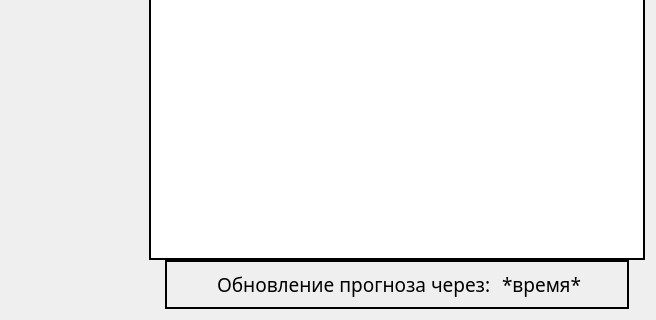
Old version of the form RoleMenu/UI/AnalystMenu.ui in the repository G3RKA/EFS-Energy-Forecasting-System; both pictures show x 346 to 1002 and y 330 to 650 of the 1002 by 650 pixel window.
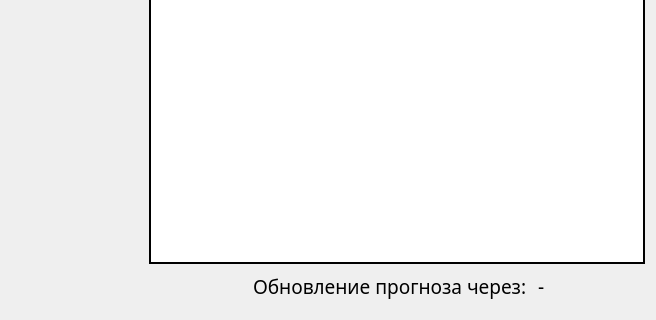
New version of the form.

```diff
--- a/RoleMenu/UI/AnalystMenu.ui
+++ b/RoleMenu/UI/AnalystMenu.ui
@@ -327,8 +327,14 @@
      </item>
      <item alignment="Qt::AlignmentFlag::AlignHCenter">
       <widget class="QFrame" name="TimeFrame">
+       <property name="sizePolicy">
+        <sizepolicy hsizetype="Minimum" vsizetype="Preferred">
+         <horstretch>0</horstretch>
+         <verstretch>0</verstretch>
+        </sizepolicy>
+       </property>
        <property name="frameShape">
-        <enum>QFrame::Shape::Box</enum>
+        <enum>QFrame::Shape::NoFrame</enum>
        </property>
        <property name="lineWidth">
         <number>2</number>
@@ -340,7 +346,7 @@
         <property name="rightMargin">
          <number>45</number>
         </property>
-        <item alignment="Qt::AlignmentFlag::AlignHCenter">
+        <item>
          <widget class="QLabel" name="TimeLabel">
           <property name="font">
            <font>
@@ -362,7 +368,7 @@
            </font>
           </property>
           <property name="text">
-           <string>*время*</string>
+           <string>-</string>
           </property>
          </widget>
         </item>
```
